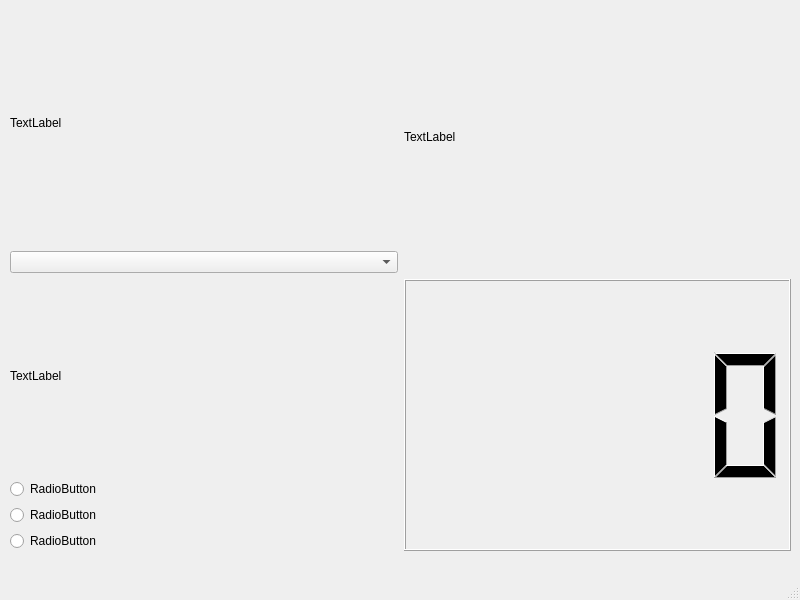
Before: the Qt Designer form View/UI/mainWindow.ui in FranciscoGauna/Microscopy-Program, drawn with Qt 5.
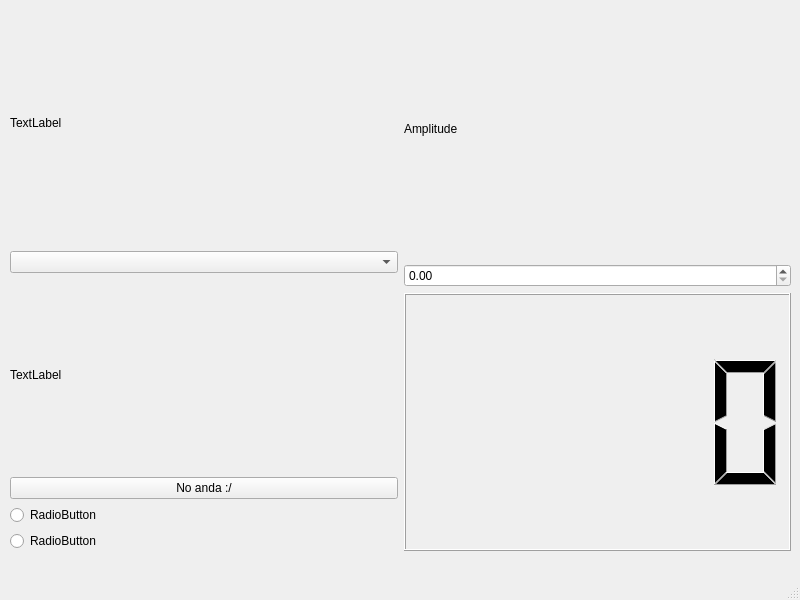
After: the same form once the commit is applied.

The edit to the form file:
```diff
--- a/View/UI/mainWindow.ui
+++ b/View/UI/mainWindow.ui
@@ -50,9 +50,9 @@
           </widget>
          </item>
          <item>
-          <widget class="QRadioButton" name="radioButton">
+          <widget class="QPushButton" name="radioButton">
            <property name="text">
-            <string>RadioButton</string>
+            <string>No anda :/</string>
            </property>
           </widget>
          </item>
@@ -79,12 +79,15 @@
        <item>
         <widget class="QLabel" name="amplitudeLabel">
          <property name="text">
-          <string>TextLabel</string>
+          <string>Amplitude</string>
          </property>
         </widget>
        </item>
        <item>
-        <widget class="QLCDNumber" name="amplitudeWdiget"/>
+        <widget class="QDoubleSpinBox" name="doubleSpinBox"/>
+       </item>
+       <item>
+        <widget class="QLCDNumber" name="amplitudeWidget"/>
        </item>
       </layout>
      </item>
```
Left out of the diff: 6 changed lines with no effect on the pictures.
